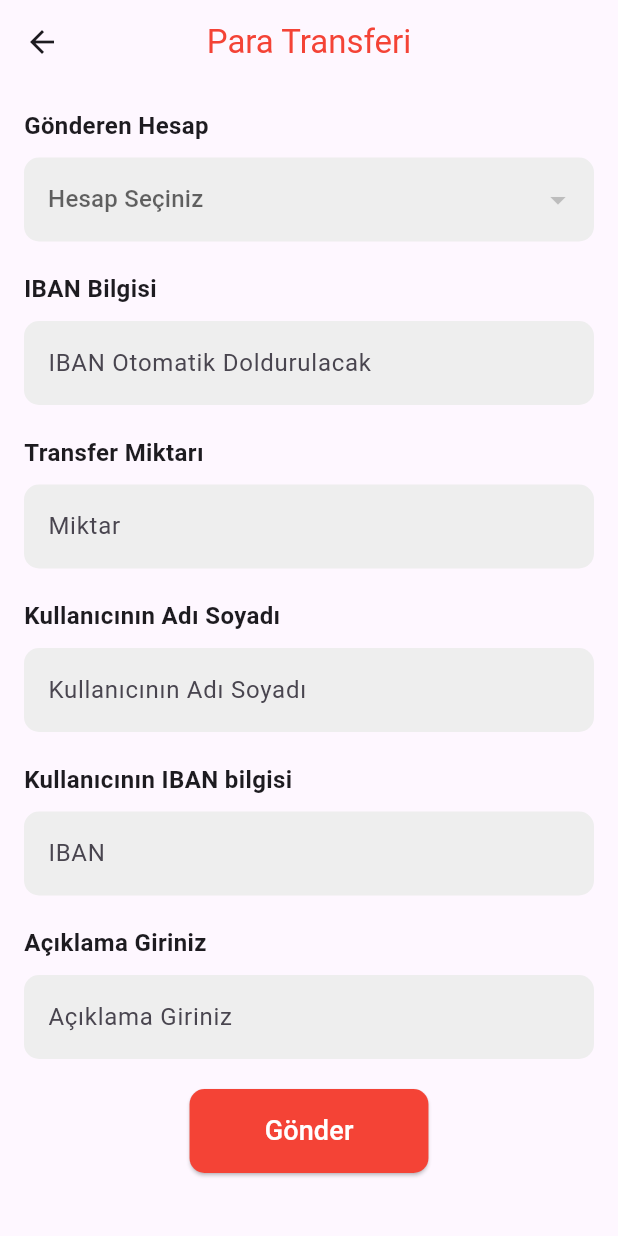
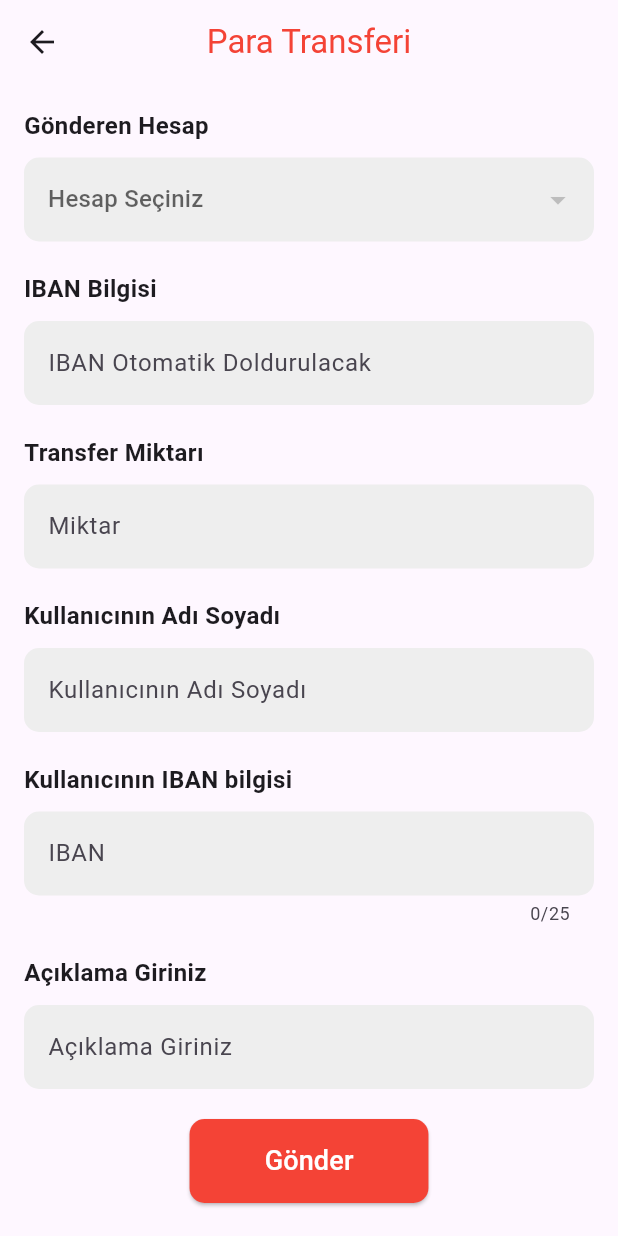
Before and after one commit to UKaanK/innovabank, a Flutter app: the TransferScreen screen opened directly with empty values, after a tap on "Gönder", on a phone screen of 412 x 824 dp. Run offline on Flutter 3.47's test engine with Material 3 defaults, Android fonts, the light colour scheme and no system bars; our stand-ins replace cloud_firestore, firebase_core, google_fonts; accounts and stored records are empty; Roboto replaces fonts that are missing (Arvo).

Commit message:
uygulama bitti son
para transferi kontrolleri ayarladı

```diff
--- a/lib/screens/transfer_screen.dart
+++ b/lib/screens/transfer_screen.dart
@@ -1,3 +1,4 @@
+import 'package:cloud_firestore/cloud_firestore.dart';
 import 'package:flutter/material.dart';
 import 'package:google_fonts/google_fonts.dart';
 import 'package:innovabank/models/account_model.dart';
@@ -142,6 +143,7 @@ class _TransferScreenState extends State<TransferScreen> {
                       fontSize: 16, fontWeight: FontWeight.bold)),
               const SizedBox(height: 10),
               TextField(
+                maxLength: 25,
                 controller: _recipientIbanController,
                 decoration: InputDecoration(
                   hintText: "IBAN",
@@ -194,25 +196,95 @@ class _TransferScreenState extends State<TransferScreen> {
     );
   }
 
-  void _performTransfer() {
-    String fromAccountId = _selectedAccount!; // Kullanıcı seçtiği hesap ID
+Future<void> _performTransfer() async {
+  String fromAccountType = _selectedAccount!; // Kullanıcı seçtiği hesap tipi
   String toAccountIban = _recipientIbanController.text;
   double? amount = double.tryParse(_amountController.text);
   String recipientName = _recipientNameController.text;
   String description = _descriptionController.text;
 
-    if (fromAccountId.isEmpty ||
+  if (fromAccountType.isEmpty ||
       toAccountIban.isEmpty ||
       amount == null ||
       recipientName.isEmpty ||
       description.isEmpty) {
-      // Hata mesajı göster
+    _showErrorMessage("Lütfen tüm alanları doldurun.");
+    return;
+  }
+
+  if (toAccountIban.length < 25) {
+    _showErrorMessage("İban Bilgisini Eksiksiz ve Doğru Giriniz");
+    return;
+  }
+
+  try {
+    // Gönderen hesap `accountType`'e göre bulunuyor
+    QuerySnapshot fromAccountSnapshot = await FirebaseFirestore.instance
+        .collection('accounts')
+        .where('accountType', isEqualTo: fromAccountType)
+        .get();
+
+    if (fromAccountSnapshot.docs.isEmpty) {
+      throw Exception("Gönderen hesap bulunamadı.");
+    }
+
+    // Alıcı hesabı IBAN ile kontrol edin
+    QuerySnapshot toAccountSnapshot = await FirebaseFirestore.instance
+        .collection('accounts')
+        .where('iban', isEqualTo: toAccountIban)
+        .get();
+
+    if (toAccountSnapshot.docs.isEmpty) {
+      throw Exception("Alıcı hesap bulunamadı.");
+    }
+
+    // Alıcı hesabının customerId'sini al
+    String recipientCustomerId = toAccountSnapshot.docs.first.get('customerId');
+
+    // Alıcıya ait müşteri bilgilerini kontrol et
+    QuerySnapshot customerSnapshot = await FirebaseFirestore.instance
+        .collection('customers')
+        .where('customerId', isEqualTo: recipientCustomerId)
+        .get();
+
+    // Müşteri bilgisi var mı kontrol et
+    if (customerSnapshot.docs.isNotEmpty) {
+      var customerDoc = customerSnapshot.docs.first; // İlk müşteri dokümanı
+      String customerName = customerDoc.get('name'); // Müşteri adını al
+
+      // Alıcı adı ile karşılaştırma
+      if (customerName.trim().toLowerCase() != recipientName.trim().toLowerCase()) {
+        throw Exception("Girilen alıcı adı ile IBAN eşleşmiyor.");
+      }
+    } else {
+      throw Exception("Müşteri bilgisi bulunamadı.");
+    }
+
+    // Transaction işlemi burada yapılır
+    await FirestoreTransactionService().performTransaction(
+      fromAccountId: fromAccountSnapshot.docs.first.id,
+      toAccountIban: toAccountIban,
+      amount: amount,
+      recipientName: recipientName,
+      description: description,
+    );
+
+    // Başarı mesajı
+    _showSuccessMessage();
+  } catch (e) {
+    // Hata mesajı
+    _showErrorMessage("İşlem sırasında bir hata oluştu: ${e.toString()}");
+  }
+}
+
+
+void _showErrorMessage(String message) {
   showDialog(
     context: context,
     builder: (context) {
       return AlertDialog(
         title: Text("Hata"),
-            content: Text("Lütfen tüm alanları doldurun."),
+        content: Text(message),
         actions: [
           TextButton(
             onPressed: () => Navigator.pop(context),
@@ -222,41 +294,6 @@ class _TransferScreenState extends State<TransferScreen> {
       );
     },
   );
-    } else {
-      // Transaction oluştur
-      TransactionModel newTransaction = TransactionModel(
-        fromAccountId: fromAccountId,
-        toAccountIban: toAccountIban,
-        amount: amount,
-        transactionType: 'Transfer',
-        timestamp: DateTime.now(),
-        description: description,
-        recipientName: recipientName,
-      );
-
-      // Firestore'a kaydet
-      FirestoreTransactionService().addTransaction(newTransaction).then((_) {
-        // Başarı mesajı
-        _showSuccessMessage();
-      }).catchError((error) {
-        // Hata mesajı
-        showDialog(
-          context: context,
-          builder: (context) {
-            return AlertDialog(
-              title: Text("Hata"),
-              content: Text("İşlem sırasında bir hata oluştu: $error"),
-              actions: [
-                TextButton(
-                  onPressed: () => Navigator.pop(context),
-                  child: Text("Tamam"),
-                ),
-              ],
-            );
-          },
-        );
-      });
-    }
 }
 
   void _showSuccessMessage() {
```
Also changed, not shown: lib/models/account_model.dart (+25 -0 lines), lib/screens/account_add_screen.dart (+21 -6 lines), lib/screens/account_screen.dart (+35 -21 lines), lib/services/account_service.dart (+10 -0 lines), lib/services/transfer_service.dart (+60 -2 lines). Lines whose indentation alone changed are shown as unchanged.
